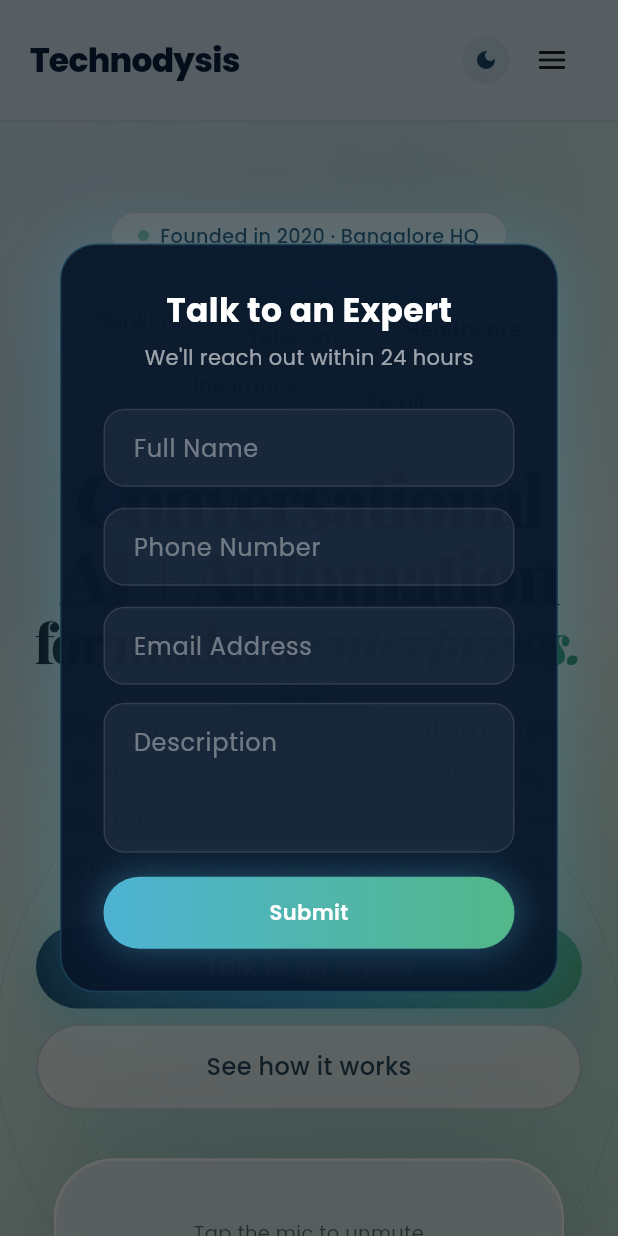
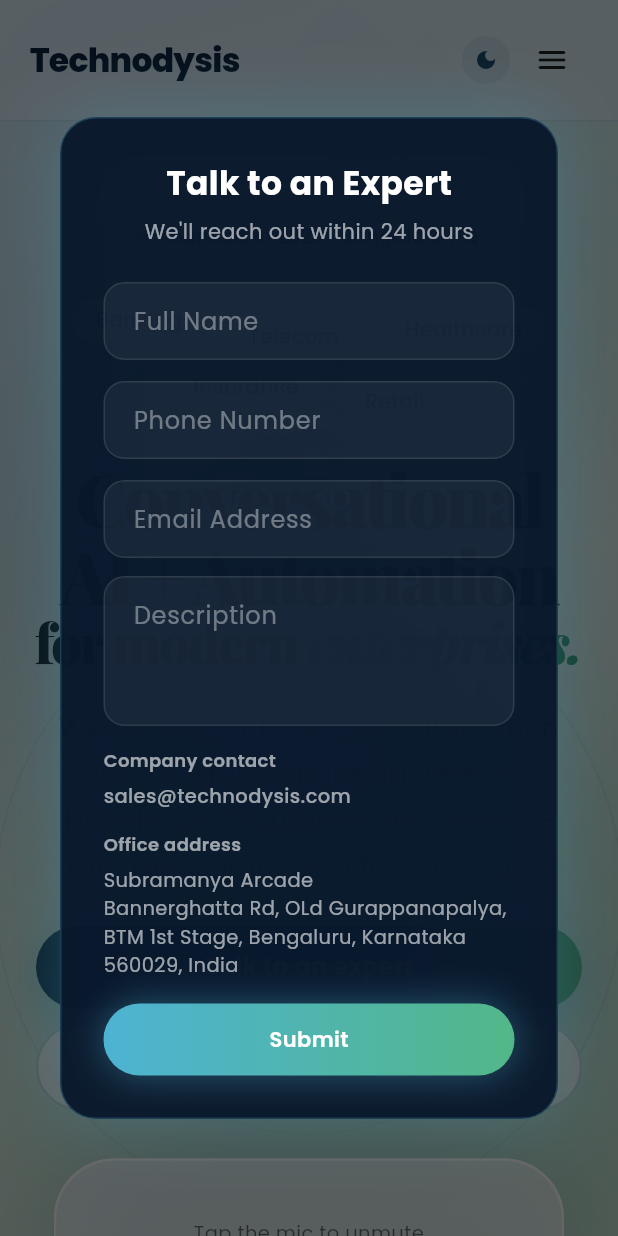
Before and after one commit to kkatti419-ux/tds_voice_agent, a Flutter app: the screen it shows after launch, in the side drawer, after a tap on "Contact sales →", on a phone screen of 412 x 824 dp. Run offline on Flutter 3.47's test engine with Material 3 defaults, Android fonts, the phone set to English and light mode, and no system bars; our stand-ins replace connectivity_plus, google_fonts, js, video_player; missing offline and left inert: dart:html, dart:js_interop, dart:js_util, dart:ui_web, flutter_sound, record and 1 more.

Commit message:
feat: Refactor composeContactEmail to return detailed result object; enhance contact form dialog with sales office address option and improved logging

```diff
--- a/lib/core/contact_email.dart
+++ b/lib/core/contact_email.dart
@@ -1,2 +1,3 @@
+export 'compose_contact_email_result.dart';
 export 'contact_email_stub.dart'
     if (dart.library.html) 'contact_email_web.dart';
--- a/lib/view/voice_screen.dart
+++ b/lib/view/voice_screen.dart
@@ -169,7 +169,11 @@ class _AgniLandingPageState extends State<AgniLandingPage>
                       child: InkWell(
                         onTap: () {
                           Navigator.of(context).pop();
-                          showContactFormDialog(context, isDark: isDark);
+                          showContactFormDialog(
+                            context,
+                            isDark: isDark,
+                            showSalesOfficeAddress: true,
+                          );
                         },
                         borderRadius: BorderRadius.circular(24),
                         child: Container(
@@ -235,8 +239,11 @@ class _AgniLandingPageState extends State<AgniLandingPage>
                   navItems: content.navItems,
                   onToggleTheme: widget.onToggleTheme,
                   onMenuTap: () => _scaffoldKey.currentState?.openDrawer(),
-                  onContactSales: () =>
-                      showContactFormDialog(context, isDark: isDark),
+                  onContactSales: () => showContactFormDialog(
+                    context,
+                    isDark: isDark,
+                    showSalesOfficeAddress: true,
+                  ),
                   onOpenRoute: (route) {
                     Navigator.of(context).pushNamed(route);
                   },
--- a/lib/widgets/chatbot card/phone_mockup_widget.dart
+++ b/lib/widgets/chatbot card/phone_mockup_widget.dart
@@ -488,9 +488,22 @@ class _VoicePhoneWidgetState extends State<VoicePhoneWidget>
     return Consumer<VoiceViewModel>(
       builder: (_, vm, __) {
         return Center(
-          child: Container(
-            width: 340,
-            height: 500,
+          child: LayoutBuilder(
+            builder: (context, constraints) {
+              // width: 340,
+              //height: 500,
+              final maxCardW = math.min(340.0, constraints.maxWidth);
+              final maxCardH = MediaQuery.sizeOf(context).height * 0.88;
+              const animDuration = Duration(milliseconds: 280);
+              const animCurve = Curves.easeOutCubic;
+              return AnimatedSize(
+                duration: animDuration,
+                curve: animCurve,
+                alignment: Alignment.topCenter,
+                child: AnimatedContainer(
+                  duration: animDuration,
+                  curve: animCurve,
+                  width: maxCardW,
                   decoration: BoxDecoration(
                     color: isDark
                         ? const Color(0xFF08162A).withOpacity(0.80)
@@ -525,7 +538,8 @@ class _VoicePhoneWidgetState extends State<VoicePhoneWidget>
                   child: Stack(
                     clipBehavior: Clip.none,
                     children: [
-                Container(
+                      Positioned.fill(
+                        child: Container(
                           decoration: BoxDecoration(
                             borderRadius: BorderRadius.circular(40),
                             gradient: LinearGradient(
@@ -543,13 +557,20 @@ class _VoicePhoneWidgetState extends State<VoicePhoneWidget>
                             ),
                           ),
                         ),
-                ScrollConfiguration(
+                      ),
+                      ConstrainedBox(
+                        constraints: BoxConstraints(maxHeight: maxCardH),
+                        child: ScrollConfiguration(
                           behavior: ScrollConfiguration.of(context)
                               .copyWith(scrollbars: false),
-                  child: SingleChildScrollView(
+                          child: ListView(
+                            shrinkWrap: true,
+                            physics: const ClampingScrollPhysics(),
                             padding: const EdgeInsets.fromLTRB(14, 40, 14, 20),
-                    child: Column(
-                      crossAxisAlignment: CrossAxisAlignment.stretch,
+                            children: [
+                              Column(
+                                crossAxisAlignment:
+                                    CrossAxisAlignment.stretch,
                                 mainAxisSize: MainAxisSize.min,
                                 children: [
                         if (vm.isOffline) _offlineStrip(),
@@ -560,47 +581,50 @@ class _VoicePhoneWidgetState extends State<VoicePhoneWidget>
                         Center(child: _talkingAvatar()),
                         const SizedBox(height: 14),
                         Center(child: _waveform(vm)),
-                        if (_langs.isNotEmpty) ...[
-                          const SizedBox(height: 20),
-                          AnimatedOpacity(
-                            duration: const Duration(milliseconds: 400),
-                            opacity: _langOpacity,
-                            child: AnimatedContainer(
-                              duration: const Duration(milliseconds: 400),
-                              transform: Matrix4.translationValues(
-                                0,
-                                _langOffset,
-                                0,
-                              ),
-                              child: Text(
-                                _langs[_langIndex],
-                                textAlign: TextAlign.center,
-                                style: GoogleFonts.playfairDisplay(
-                                  fontSize: 27.2,
-                                  fontWeight: FontWeight.w700,
-                                  color: textColor,
-                                ),
-                              ),
-                            ),
-                          ),
-                          const SizedBox(height: 8),
-                        ],
-                        Text(
-                          'Agentic copilots · 24/7 uptime',
-                          textAlign: TextAlign.center,
-                          style: GoogleFonts.dmMono(
-                            fontSize: 12.48,
-                            color: text3Color,
-                          ),
-                        ),
-                        const SizedBox(height: 16),
-                        _pricingCard(),
+
+                        // if (_langs.isNotEmpty) ...[
+                        //   const SizedBox(height: 20),
+                        //   AnimatedOpacity(
+                        //     duration: const Duration(milliseconds: 400),
+                        //     opacity: _langOpacity,
+                        //     child: AnimatedContainer(
+                        //       duration: const Duration(milliseconds: 400),
+                        //       transform: Matrix4.translationValues(
+                        //         0,
+                        //         _langOffset,
+                        //         0,
+                        //       ),
+                        //       child: Text(
+                        //         _langs[_langIndex],
+                        //         textAlign: TextAlign.center,
+                        //         style: GoogleFonts.playfairDisplay(
+                        //           fontSize: 27.2,
+                        //           fontWeight: FontWeight.w700,
+                        //           color: textColor,
+                        //         ),
+                        //       ),
+                        //     ),
+                        //   ),
+                        //   const SizedBox(height: 8),
+                        // ],
+                        // Text(
+                        //   'Agentic copilots · 24/7 uptime',
+                        //   textAlign: TextAlign.center,
+                        //   style: GoogleFonts.dmMono(
+                        //     fontSize: 12.48,
+                        //     color: text3Color,
+                        //   ),
+                        // ),
+                        // const SizedBox(height: 16),
+                        // _pricingCard(),
                         if (vm.showContinueButtons) ...[
                           const SizedBox(height: 12),
                           _continueButtons(vm),
                         ],
                         const SizedBox(height: 16),
                         Center(child: _micButton(vm)),
+                                ],
+                              ),
                             ],
                           ),
                         ),
@@ -610,6 +634,9 @@ class _VoicePhoneWidgetState extends State<VoicePhoneWidget>
                 ),
               );
             },
+          ),
+        );
+      },
     );
   }
 }
--- a/lib/widgets/contact_form_dialog.dart
+++ b/lib/widgets/contact_form_dialog.dart
@@ -1,21 +1,34 @@
 import 'dart:async';
+import 'dart:developer' as developer;
 
 import 'package:flutter/material.dart';
 import 'package:tds_voice_agent/core/contact_email.dart';
 
 /// Same modal as hero **Talk to an expert** — used from navbar **Contact sales**.
-void showContactFormDialog(BuildContext context, {required bool isDark}) {
+void showContactFormDialog(
+  BuildContext context, {
+  required bool isDark,
+  bool showSalesOfficeAddress = false,
+}) {
   showDialog<void>(
     context: context,
     barrierColor: Colors.black.withOpacity(0.6),
-    builder: (_) => ContactFormDialog(isDark: isDark),
+    builder: (_) => ContactFormDialog(
+      isDark: isDark,
+      showSalesOfficeAddress: showSalesOfficeAddress,
+    ),
   );
 }
 
 class ContactFormDialog extends StatefulWidget {
   final bool isDark;
+  final bool showSalesOfficeAddress;
 
-  const ContactFormDialog({super.key, required this.isDark});
+  const ContactFormDialog({
+    super.key,
+    required this.isDark,
+    this.showSalesOfficeAddress = false,
+  });
 
   @override
   State<ContactFormDialog> createState() => _ContactFormDialogState();
@@ -61,15 +74,28 @@ class _ContactFormDialogState extends State<ContactFormDialog> {
 
   Future<void> _submitContactForm() async {
     if (!_formKey.currentState!.validate()) return;
-    final didSend = await composeContactEmail(
+    final result = await composeContactEmail(
       recipientEmail: emailController.text.trim(),
       name: nameController.text.trim(),
       phone: phoneController.text.trim(),
       description: descController.text.trim(),
     );
 
+    final bodyPreview = result.responseBody == null
+        ? ''
+        : result.responseBody!.length > 512
+            ? '${result.responseBody!.substring(0, 512)}…'
+            : result.responseBody!;
+    developer.log(
+      'composeContactEmail: success=${result.success} '
+      'statusCode=${result.statusCode} '
+      'error=${result.errorMessage} '
+      'body=$bodyPreview',
+      name: 'ContactFormDialog',
+    );
+
     if (!mounted) return;
-    if (didSend) {
+    if (result.success) {
       setState(() => submitted = true);
       return;
     }
@@ -206,6 +232,56 @@ class _ContactFormDialogState extends State<ContactFormDialog> {
             },
             decoration: _decoration('Description'),
           ),
+          if (widget.showSalesOfficeAddress) ...[
+            const SizedBox(height: 14),
+            Align(
+              alignment: Alignment.centerLeft,
+              child: Text(
+                'Company contact',
+                style: TextStyle(
+                  fontSize: 12,
+                  fontWeight: FontWeight.w600,
+                  color: _subtitleColor,
+                ),
+              ),
+            ),
+            const SizedBox(height: 6),
+            Align(
+              alignment: Alignment.centerLeft,
+
+              child: Text(
+                'sales@technodysis.com',
+                style: TextStyle(
+                  color: _subtitleColor,
+                  height: 1.45,
+                  fontSize: 13,
+                  fontWeight: FontWeight.w500,
+                ),
+              ),
+            ),
+            const SizedBox(height: 14),
+            Align(
+              alignment: Alignment.centerLeft,
+              child: Text(
+                'Office address',
+                style: TextStyle(
+                  fontSize: 12,
+                  fontWeight: FontWeight.w600,
+                  color: _subtitleColor,
+                ),
+              ),
+            ),
+            const SizedBox(height: 6),
+            Text(
+              'Subramanya Arcade\n'
+              'Bannerghatta Rd, OLd Gurappanapalya, BTM 1st Stage, Bengaluru, Karnataka 560029, India',
+              style: TextStyle(
+                color: _subtitleColor,
+                height: 1.45,
+                fontSize: 13,
+              ),
+            ),
+          ],
           const SizedBox(height: 16),
           _gradientButton('Submit', _submitContactForm),
         ],
```
Also changed, not shown: lib/core/compose_contact_email_result.dart (added, +14 -0 lines), lib/core/contact_email_stub.dart (+7 -2 lines), lib/core/contact_email_web.dart (+18 -4 lines), lib/viewmodel/voice_viewmodel.dart (+42 -0 lines), lib/widgets/hero_section.dart (+8 -3 lines), 1 other file. Lines whose indentation alone changed are shown as unchanged.
